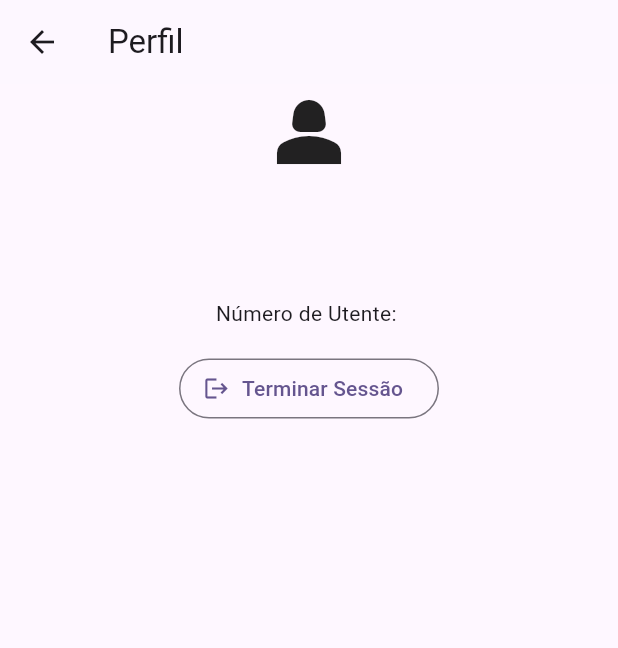
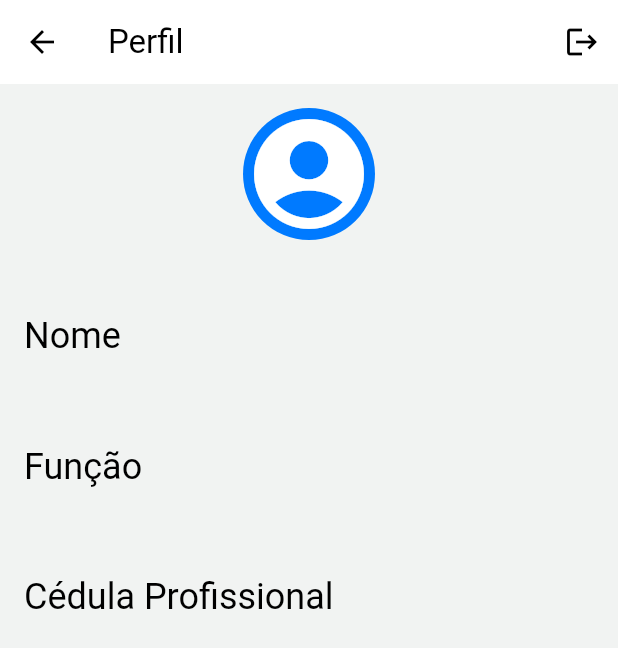
Before and after one commit to mariacasanova25/thesis_project_physician, a Flutter app: the ProfileScreen screen opened directly, on a phone screen of 412 x 824 dp. Shown: the top 648 px of the screen. Run offline on Flutter 3.47's test engine with Material 3 defaults, Android fonts, the light colour scheme and no system bars; our stand-ins replace cloud_firestore, firebase_auth, firebase_core, flutter_riverpod, riverpod_annotation; accounts and stored records are empty; generated files the repository leaves out were written again.

Commit message:
new design added

```diff
--- a/lib/profileScreen/profile_screen.dart
+++ b/lib/profileScreen/profile_screen.dart
@@ -18,43 +18,60 @@ class _ProfileScreenState extends ConsumerState<ProfileScreen> {
 
   @override
   Widget build(BuildContext context) {
+    final textTheme = Theme.of(context).textTheme;
     final userAsync = ref.watch(watchAuthUserProvider);
     return Scaffold(
-        appBar: AppBar(
-          title: const Text('Perfil'),
-        ),
-        body: userAsync.when(
+      appBar: AppBar(
+        title: const Text('Perfil'),
+        actions: [
+          IconButton(
+            onPressed: () {
+              FirebaseAuth.instance.signOut();
+              Navigator.pop(context);
+            },
+            icon: const Icon(Icons.logout),
+          )
+        ],
+      ),
+      body: Padding(
+        padding: const EdgeInsets.all(16.0),
+        child: userAsync.when(
           data: (user) {
-            return Center(
+            return SingleChildScrollView(
               child: Column(
+                crossAxisAlignment: CrossAxisAlignment.start,
                 children: [
-                  const Icon(Icons.person_2, size: 64),
-                  const SizedBox(height: 8),
-                  Text(
-                    user.username,
-                    style: const TextStyle(
-                        fontWeight: FontWeight.bold, fontSize: 24),
+                  const Center(
+                    child: Column(
+                      children: [
+                        CircleAvatar(
+                          radius: 44,
+                          child: Icon(Icons.account_circle, size: 88),
+                        ),
+                        SizedBox(height: 16),
+                      ],
+                    ),
                   ),
-                  const SizedBox(height: 8),
-                  Text(user.role),
-                  const SizedBox(height: 8),
-                  Text('Número de Utente: ${user.personNr}'),
+                  const SizedBox(height: 32),
+                  Text('Nome', style: textTheme.headlineSmall),
+                  Text(user.username, style: textTheme.headlineLarge),
                   const SizedBox(height: 16),
-                  OutlinedButton.icon(
-                    onPressed: () {
-                      FirebaseAuth.instance.signOut();
-                    },
-                    label: const Text('Terminar Sessão'),
-                    icon: const Icon(Icons.logout),
-                  )
+                  Text('Função', style: textTheme.headlineSmall),
+                  Text(user.role, style: textTheme.headlineLarge),
+                  const SizedBox(height: 16),
+                  Text('Cédula Profissional', style: textTheme.headlineSmall),
+                  Text(user.personNr, style: textTheme.headlineLarge),
                 ],
               ),
             );
           },
-          error: (error, stackTrace) => const SizedBox(
-            width: 10,
+          error: (error, stackTrace) => Center(
+            child:
+                Text('Erro ao carregar perfil', style: textTheme.headlineLarge),
           ),
           loading: () => const CircularProgressIndicator(),
-        ));
+        ),
+      ),
+    );
   }
 }
```
Also changed, not shown: lib/communityForum/NewDiscussionButton.dart (added, +22 -0 lines), lib/communityForum/community_forum_screen.dart (+89 -14 lines), lib/communityForum/discussion_details.dart (+14 -12 lines), lib/communityForum/discussions_list.dart (+20 -8 lines), lib/communityForum/new_discussion.dart (added, +76 -0 lines), lib/main.dart (+12 -3 lines), 1 other file.
